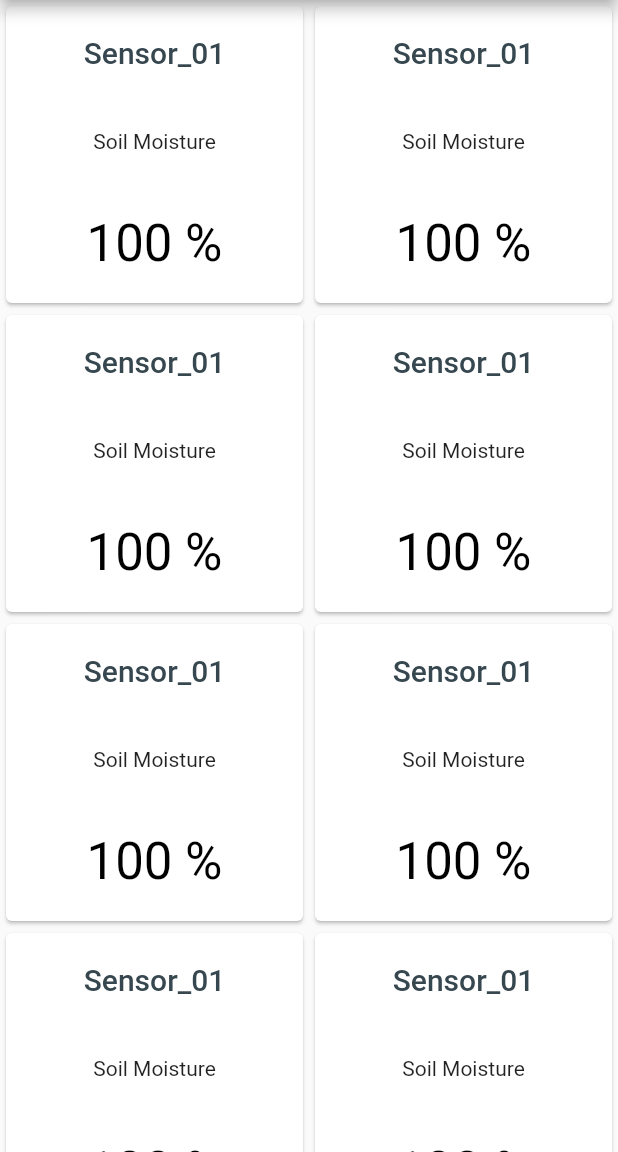
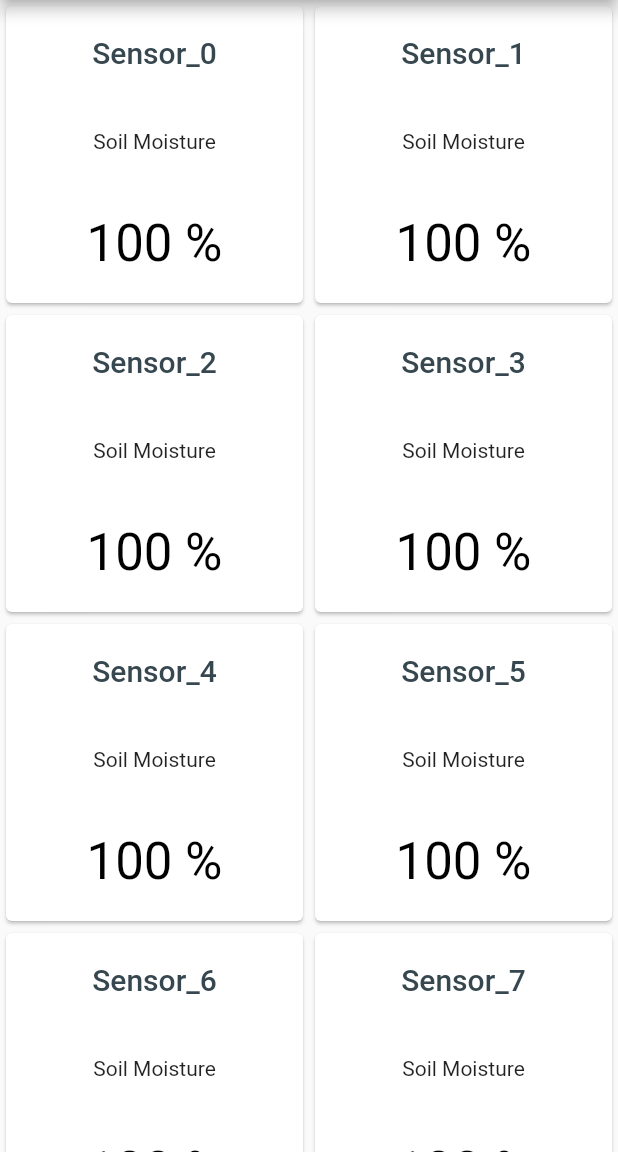
Before and after one commit to Ramiiyan/agri_io_app, a Flutter app: the screen it shows after launch, on a phone screen of 412 x 824 dp, the part 84-1236 px from its top. Run offline on Flutter 3.47's test engine with Material 2 defaults, Android fonts, the phone set to English and light mode, and no system bars.

Commit message:
Sensor Model created.

```diff
--- a/lib/Cards/MySampleCard.dart
+++ b/lib/Cards/MySampleCard.dart
@@ -10,7 +10,7 @@ class MySampleCard extends StatelessWidget {
     return GridView.count(
       crossAxisCount: 2,
       children: List.generate(10, (index) {
-        return myCard(context, "Sensor_01", "Soil Moisture", 100);
+        return myCard(context, "Sensor_$index", "Soil Moisture", 100);
       }),
     );
   }
```
Also changed, not shown: lib/Models/sensor_model.dart (added, +15 -0 lines).
